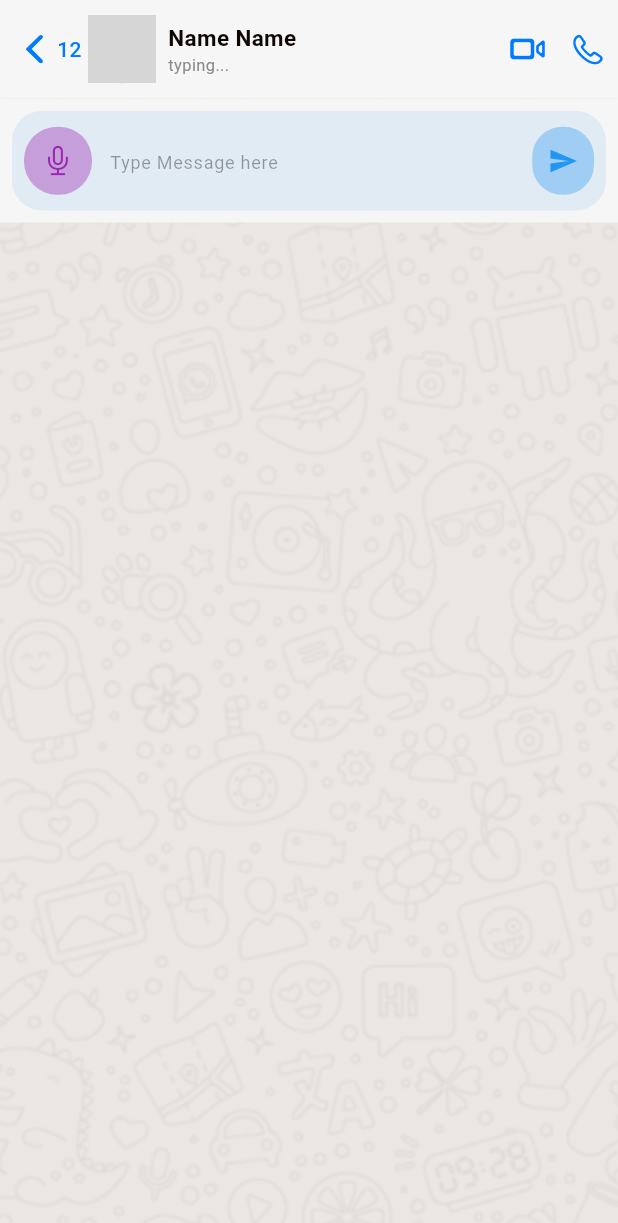
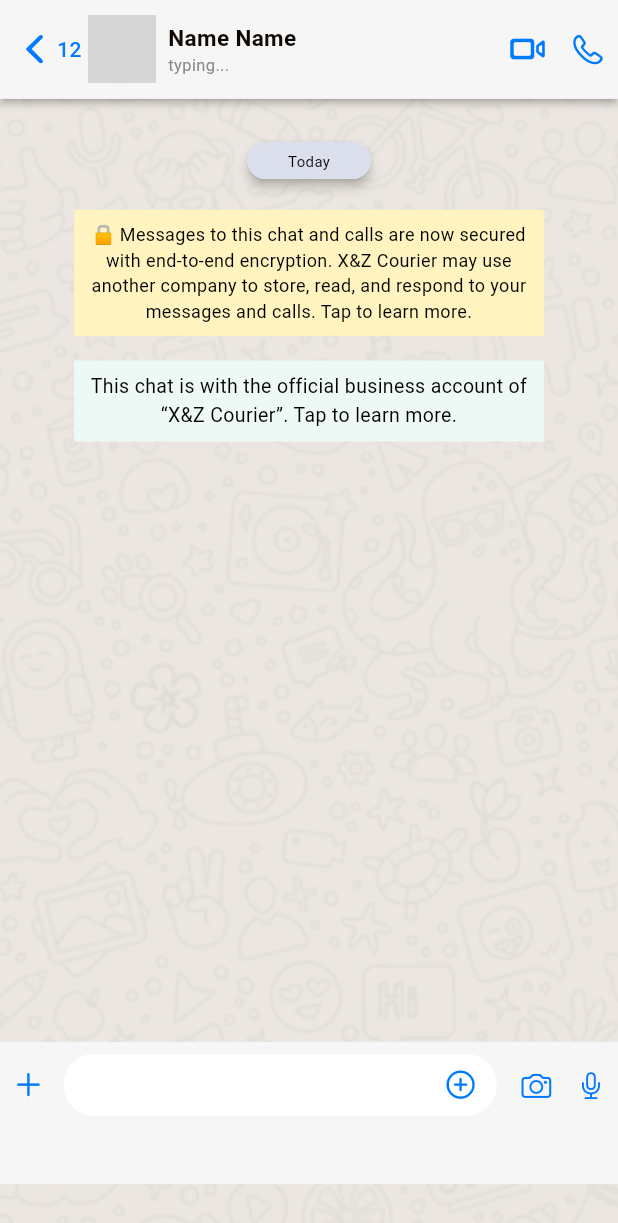
Before and after one commit to ericatsu/whatsapp_client, a Flutter app: the screen it shows after launch, on a phone screen of 412 x 824 dp. Shown: the top 1223 px of the screen. Run offline on Flutter 3.47's test engine with Material 2 defaults, Android fonts, the phone set to English and light mode, and no system bars; network calls fail; grey boxes are pictures that could not be loaded.

Commit message:
✨ Chat Screen

```diff
--- a/lib/screens/chat_screen.dart
+++ b/lib/screens/chat_screen.dart
@@ -1,6 +1,7 @@
 import 'package:flutter/material.dart';
 import 'package:whatsapp_client/shared/exports/exports.dart';
-import 'package:whatsapp_client/shared/widgets/texting_area.dart';
+import 'package:whatsapp_client/shared/widgets/encrypt_message.dart';
+import 'package:whatsapp_client/shared/widgets/message_type.dart';
 
 class ChatScreen extends StatelessWidget {
   const ChatScreen({super.key});
@@ -12,12 +13,12 @@ class ChatScreen extends StatelessWidget {
     return Scaffold(
       body: SafeArea(
         child: Container(
-          decoration: BoxDecoration(
-          image: DecorationImage(
-            image: AssetImage(Images.bgImage),
-            fit: BoxFit.cover,
+          decoration: const BoxDecoration(
+            image: DecorationImage(
+              image: AssetImage(Images.bgImage),
+              fit: BoxFit.cover,
+            ),
           ),
-        ),
           child: Column(
             children: [
               ChatTop(
@@ -27,8 +28,24 @@ class ChatScreen extends StatelessWidget {
                 phonecall: () {},
                 videocall: () {},
               ),
-              Container(
-
+              SizedBox(
+                height: height * 0.763,
+                child: Column(
+                  children: [
+                    SizedBox(
+                      height: height * 0.03,
+                    ),
+                    const TimingCard(timing: 'Today',),
+                    SizedBox(
+                      height: height * 0.02,
+                    ),
+                    const EncryptMessage(),
+                    SizedBox(
+                      height: height * 0.02,
+                    ),
+                    const MessageType()
+                  ],
+                ),
               ),
               Container(
                 color: Palette.background,
--- a/lib/shared/constants/constants.dart
+++ b/lib/shared/constants/constants.dart
@@ -13,3 +13,7 @@ class Palette {
   static const Color sectext = Color(0xFF898989);
   static const Color iconColor = Color(0xFF007AFF);
 }
+
+const encryMessage = "🔒 Messages to this chat and calls are now secured with end-to-end encryption. X&Z Courier may use another company to store, read, and respond to your messages and calls. Tap to learn more.";
+
+const messageType = "This chat is with the official business account of “X&Z Courier”. Tap to learn more. ";
--- a/lib/shared/exports/exports.dart
+++ b/lib/shared/exports/exports.dart
@@ -1,4 +1,8 @@
 
 //shared
 export 'package:whatsapp_client/shared/constants/constants.dart';
+
+//widgets
+export 'package:whatsapp_client/shared/widgets/texting_area.dart';
 export 'package:whatsapp_client/shared/widgets/chat_top.dart';
+export 'package:whatsapp_client/shared/widgets/timing_card.dart';
--- /dev/null
+++ b/lib/shared/widgets/encrypt_message.dart
@@ -0,0 +1,25 @@
+import 'package:flutter/material.dart';
+import 'package:whatsapp_client/shared/exports/exports.dart';
+
+class EncryptMessage extends StatelessWidget {
+  const EncryptMessage({super.key});
+
+  @override
+  Widget build(BuildContext context) {
+    final double width = MediaQuery.of(context).size.width;
+    return Container(
+      width: width * 0.76,
+      color: const Color(0xFFFFF3BF),
+      child: const Center(
+        child: Padding(
+          padding: EdgeInsets.all(8.0),
+          child: Text(
+            encryMessage,
+            textAlign: TextAlign.center,
+            style: TextStyle(color: Colors.black, fontSize: 12),
+          ),
+        ),
+      ),
+    );
+  }
+}
--- /dev/null
+++ b/lib/shared/widgets/message_type.dart
@@ -0,0 +1,23 @@
+import 'package:flutter/material.dart';
+import 'package:whatsapp_client/shared/exports/exports.dart';
+
+class MessageType extends StatelessWidget {
+  const MessageType({super.key});
+
+  @override
+  Widget build(BuildContext context) {
+    final double width = MediaQuery.of(context).size.width;
+    return Container(
+      width: width * 0.76,
+      color: const Color(0xFFEDF9F5),
+      child: const Padding(
+        padding: EdgeInsets.all(8.0),
+        child: Text(
+          messageType,
+          textAlign: TextAlign.center,
+          style: TextStyle(color: Colors.black, fontSize: 13),
+        ),
+      ),
+    );
+  }
+}
--- a/lib/shared/widgets/texting_area.dart
+++ b/lib/shared/widgets/texting_area.dart
@@ -1,5 +1,6 @@
 import 'package:flutter/cupertino.dart';
 import 'package:flutter/material.dart';
+import 'package:whatsapp_client/shared/constants/constants.dart';
 
 class TextingArea extends StatelessWidget {
   //final TextEditingController chatController;
@@ -17,73 +18,71 @@ class TextingArea extends StatelessWidget {
     final double width = MediaQuery.of(context).size.width;
     final double height = MediaQuery.of(context).size.height;
 
-    return Container(
-      height: height * 0.1,
-      color: Colors.transparent,
+    return SizedBox(
+      height: height * 0.115,
       child: Padding(
         padding: const EdgeInsets.all(8.0),
-        child: Container(
-          decoration: BoxDecoration(
-            color: const Color.fromARGB(55, 148, 196, 236),
-            borderRadius: BorderRadius.circular(20),
-          ),
-          child: Padding(
-            padding: const EdgeInsets.all(8.0),
-            child: Row(
+        child: Column(
+          mainAxisAlignment: MainAxisAlignment.start,
+          children: [
+            Row(
               children: [
                 InkWell(
                   onTap: () {},
-                  child: Container(
-                    width: width * 0.11,
-                    height: height * 0.055,
-                    decoration: BoxDecoration(
-                      color: const Color.fromARGB(99, 155, 39, 176),
-                      borderRadius: BorderRadius.circular(22),
+                  child: const Icon(
+                    CupertinoIcons.add,
+                    color: Palette.iconColor,
+                    size: 22,
                   ),
-                    child: const Center(
-                      child: Icon(
-                        CupertinoIcons.mic,
-                        color: Colors.purple,
+                ),
+                SizedBox(
+                  width: width * 0.03,
+                ),
+                Expanded(
+                  child: SizedBox(
+                    height: height * 0.05,
+                    child: TextField(
+                      //controller: chatController,
+                      decoration: InputDecoration(
+                        border: OutlineInputBorder(
+                            borderRadius: BorderRadius.circular(20.0),
+                            borderSide: BorderSide.none),
+                        filled: true,
+                        fillColor: Colors.white,
+                        suffixIcon: const Icon(
+                          CupertinoIcons.add_circled,
+                          color: Palette.iconColor,
                           size: 22,
                         ),
                       ),
                     ),
                   ),
-                Expanded(
-                  child: TextField(
-                    //controller: chatController,
-                    decoration: const InputDecoration(
-                      contentPadding: EdgeInsets.all(12),
-                      hintText: 'Type Message here',
-                      hintStyle: TextStyle(
-                          color: Color.fromARGB(96, 2, 0, 3),
-                          fontSize: 12,
-                          fontWeight: FontWeight.w400),
-                      border: InputBorder.none,
                 ),
-                  ),
+                SizedBox(
+                  width: width * 0.04,
                 ),
                 InkWell(
                   onTap: sendOnpressed,
-                  child: Container(
-                    width: width * 0.10,
-                    height: height * 0.055,
-                    decoration: BoxDecoration(
-                      color:  const Color.fromARGB(88, 33, 149, 243),
-                      borderRadius: BorderRadius.circular(20),
-                    ),
-                    child: const Center(
-                      child: Icon(
-                        Icons.send,
-                        color: Colors.blue,
+                  child: const Icon(
+                    CupertinoIcons.camera,
+                    color: Palette.iconColor,
                     size: 20,
                   ),
                 ),
+                SizedBox(
+                  width: width * 0.04,
+                ),
+                InkWell(
+                  onTap: sendOnpressed,
+                  child: const Icon(
+                    CupertinoIcons.mic,
+                    color: Palette.iconColor,
+                    size: 20,
                   ),
                 ),
               ],
             ),
-          ),
+          ],
         ),
       ),
     );
--- /dev/null
+++ b/lib/shared/widgets/timing_card.dart
@@ -0,0 +1,33 @@
+import 'package:flutter/material.dart';
+
+class TimingCard extends StatelessWidget {
+  final String timing;
+  const TimingCard({super.key, required this.timing});
+
+  @override
+  Widget build(BuildContext context) {
+    final double height = MediaQuery.of(context).size.height;
+    final double width = MediaQuery.of(context).size.width;
+    return Card(
+      elevation: 3,
+      shape: RoundedRectangleBorder(
+        borderRadius: BorderRadius.circular(15),
+      ),
+      child: Container(
+        width: width * 0.2,
+        height: height * 0.03,
+        decoration: BoxDecoration(
+          color: const Color(0xFFDBDFEB),
+          borderRadius: BorderRadius.circular(15),
+        ),
+        child:  Center(
+          child: Text(
+            timing,
+            style: const TextStyle(
+                color: Colors.black, fontSize: 10, fontWeight: FontWeight.w400),
+          ),
+        ),
+      ),
+    );
+  }
+}
```
Lines whose indentation alone changed are shown as unchanged.
